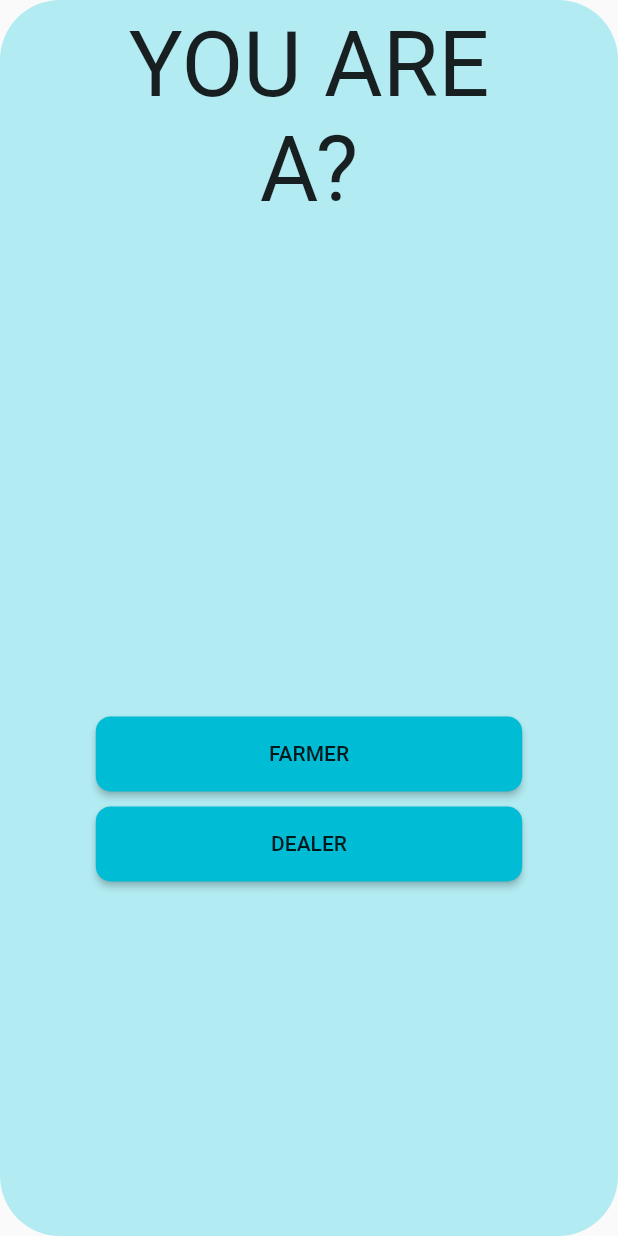
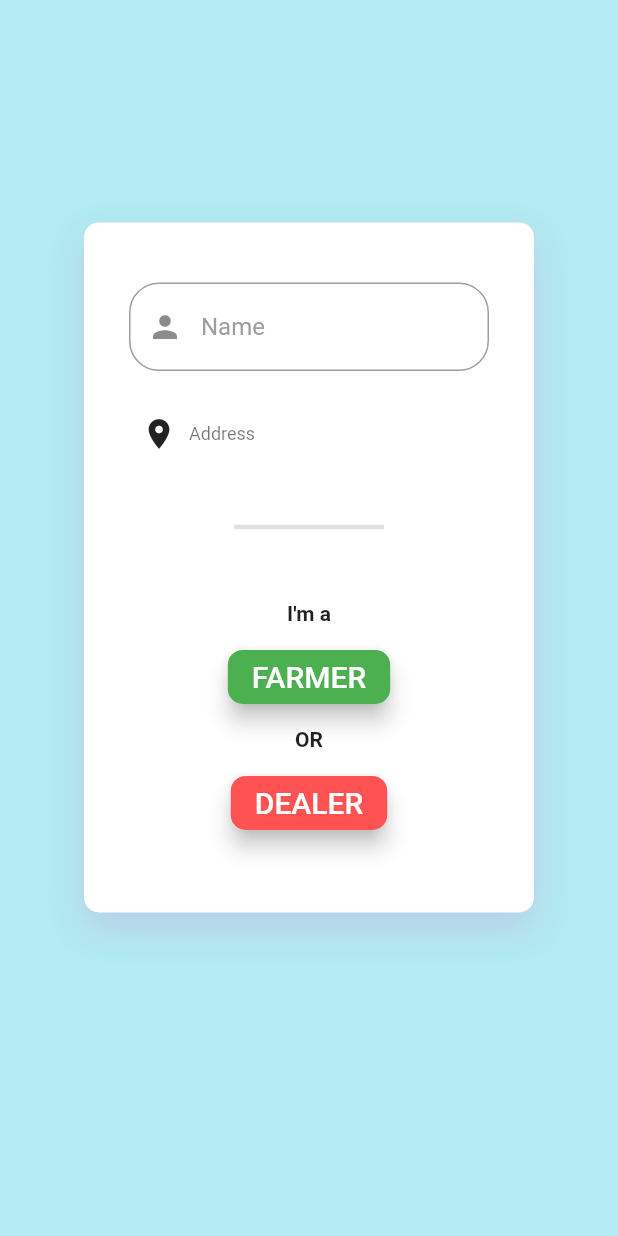
Before and after one commit to Mananvanawat/KisanMitra, a Flutter app: the screen it shows once a user with an empty profile is signed in, on a phone screen of 412 x 824 dp. Run offline on Flutter 3.47's test engine with Material 2 defaults, Android fonts, the phone set to English and light mode, and no system bars; our stand-ins replace cloud_firestore, curved_navigation_bar, firebase_auth, firebase_core, geolocator; accounts and stored records are empty; network calls fail.

```diff
--- a/lib/main.dart
+++ b/lib/main.dart
@@ -17,7 +17,7 @@ class MyApp extends StatelessWidget {
       debugShowCheckedModeBanner: false,
       title: 'Flutter Demo',
       theme: ThemeData(
-        primarySwatch: Colors.blue,
+        primarySwatch: Colors.green,
         visualDensity: VisualDensity.adaptivePlatformDensity,
       ),
 //      home: SafeArea(
--- a/lib/screens/choice.dart
+++ b/lib/screens/choice.dart
@@ -1,76 +1,224 @@
+import 'package:cloud_firestore/cloud_firestore.dart';
+import 'package:firebase_auth/firebase_auth.dart';
+import 'package:firebase_core/firebase_core.dart';
+import 'dealer_home.dart';
+import 'farmer_home.dart';
 import 'package:flutter/material.dart';
-import 'farmer_home.dart';
+import 'package:geolocator/geolocator.dart';
 
-class Choice extends StatelessWidget {
+class Choice extends StatefulWidget {
+  @override
+  _ChoiceState createState() => _ChoiceState();
+}
+
+class _ChoiceState extends State<Choice> {
+  User user = FirebaseAuth.instance.currentUser;
+  CollectionReference users = FirebaseFirestore.instance.collection('users');
+  final Geolocator geolocator = Geolocator()..forceAndroidLocationManager;
+  Position _currentPosition;
+  String _currentAddress;
+  FirebaseFirestore firestore = FirebaseFirestore.instance;
+  String fullName;
+  String mobileNo;
+  String address;
+
+  @override
+  void initState() {
+    super.initState();
+    _getCurrentLocation();
+  }
+
+  _getCurrentLocation() {
+    geolocator
+        .getCurrentPosition(desiredAccuracy: LocationAccuracy.best)
+        .then((Position position) {
+      setState(() {
+        _currentPosition = position;
+      });
+
+      _getAddressFromLatLng();
+    }).catchError((e) {
+      print(e);
+    });
+  }
+
+  _getAddressFromLatLng() async {
+    try {
+      List<Placemark> p = await geolocator.placemarkFromCoordinates(
+          _currentPosition.latitude, _currentPosition.longitude);
+
+      Placemark place = p[0];
+
+      setState(() {
+        _currentAddress =
+        "${place.locality}, ${place.postalCode}, ${place.country}";
+      });
+    } catch (e) {
+      print(e);
+    }
+  }
+
   @override
   Widget build(BuildContext context) {
-    // TODO: implement build
-    var size1 = MediaQuery.of(context).size;
-    return SafeArea(
-      child: Scaffold(
-        body: ClipRRect(
-          borderRadius: BorderRadius.circular(40),
+    return Scaffold(
+      backgroundColor: Colors.cyan[100],
+      body: SingleChildScrollView(
+        child: Column(
+          mainAxisAlignment: MainAxisAlignment.center,
+          children: <Widget>[
+            SizedBox(
+              height: MediaQuery.of(context).size.height*0.18,
+            ),
+            Center(
               child: Container(
-            width: MediaQuery
-                .of(context)
-                .size
-                .width * 1,
-            color: Colors.cyan[100],
-            child: Padding(
-              padding: const EdgeInsets.all(8.0),
+                  decoration: BoxDecoration(
+                      borderRadius: BorderRadius.circular(10),
+                      color: Colors.white,
+                      boxShadow: [
+                        BoxShadow(
+                          color: Color.fromRGBO(196, 135, 198, .3),
+                          blurRadius: 20,
+                          offset: Offset(0, 10),
+                        )
+                      ]),
+                  padding: EdgeInsets.symmetric(horizontal: 30, vertical: 30),
+                  height: 460,
+                  width: 300,
+                  child: SingleChildScrollView(
                     child: Column(
-
-                children: [
+                      children: <Widget>[
+                        SizedBox(
+                          height: 10,
+                        ),
+                        buildTextField("Name"),
+                        SizedBox(
+                          height: 30,
+                        ),
+                        Row(
+                          children: <Widget>[
+                            SizedBox(
+                              width: 8,
+                            ),
+                            Icon(Icons.location_on),
+                            SizedBox(
+                              width: 8,
+                            ),
+                            Expanded(
+                              child: Column(
+                                crossAxisAlignment: CrossAxisAlignment.start,
+                                children: <Widget>[
                                   Text(
-                    'YOU ARE',
-                    style: TextStyle(fontSize: 60),
+                                    'Address',
+                                    style: Theme.of(context).textTheme.caption,
+                                  ),
+                                  if (_currentPosition != null &&
+                                      _currentAddress != null)
+                                    Text(_currentAddress,
+                                        style: Theme.of(context)
+                                            .textTheme
+                                            .bodyText1),
+                                ],
+                              ),
+                            ),
+                            SizedBox(
+                              width: 8,
+                            ),
+                          ],
+                        ),
+                        Divider(
+                          height: 100,
+                          thickness: 3,
+                          indent: 70,
+                          endIndent: 70,
                         ),
                         Text(
-                    'A?',
-                    style: TextStyle(fontSize: 60),
+                          "I'm a",
+                          style: TextStyle(
+                              fontWeight: FontWeight.bold
                           ),
-                  SizedBox(height: MediaQuery
-                      .of(context)
-                      .size
-                      .height * 0.4,),
-                  Container(
-                    height: 50,
-                    width: MediaQuery
-                        .of(context)
-                        .size
-                        .width * 0.69,
-                    child: RaisedButton(
+                        ),
+                        SizedBox(
+                          height: 10,
+                        ),
+                        RaisedButton(
+                          elevation: 6,
                           shape: RoundedRectangleBorder(
                               borderRadius: BorderRadius.circular(10)),
-                      onPressed:() {
-                        Navigator.of(context).pushReplacement(
-                            MaterialPageRoute(builder: (context)=>FarmerHome()));
+                          color: Colors.green,
+                          onPressed: () {
+                            addUser('farmer');
+                            Navigator.of(context).pushReplacement(MaterialPageRoute(
+                                builder: (context) => FarmerHome()));
                           },
-                      child: Text('FARMER'),
-                      color: Colors.cyan,
+                          child: Text(
+                            "FARMER",
+                            style: TextStyle(color: Colors.white, fontSize: 20),
                           ),
                         ),
-                  SizedBox(height: 10,),
-                  Container(
-                    height: 50,
-                    width: MediaQuery
-                        .of(context)
-                        .size
-                        .width * 0.69,
-                    child: RaisedButton(
+                        SizedBox(
+                          height: 10,
+                        ),
+                        Text(
+                          'OR',
+                          style: TextStyle(fontWeight: FontWeight.bold),
+                        ),
+                        SizedBox(
+                          height: 10,
+                        ),
+                        RaisedButton(
+                          elevation: 6,
                           shape: RoundedRectangleBorder(
                               borderRadius: BorderRadius.circular(10)),
-                      onPressed: () {},
-                      child: Text('DEALER'),
-                      color: Colors.cyan,
+                          color: Colors.redAccent,
+                          onPressed: () {
+                            addUser('dealer');
+                            Navigator.of(context).pushReplacement(MaterialPageRoute(
+                                builder: (context) => DealerHome()));
+                          },
+                          child: Text(
+                            "DEALER",
+                            style: TextStyle(color: Colors.white, fontSize: 20),
                           ),
                         ),
                       ],
                     ),
-            ),
-          ),
+                  )),
+            )
+          ],
         ),
       ),
     );
   }
+
+  Future<void> addUser(String type) {
+    address = _currentAddress;
+    // Call the user's CollectionReference to add a new user
+    return users.doc(user.uid)
+        .set({
+      'full_name': fullName, // John Doe
+      'mobileNo':  user.phoneNumber,// Stokes and Sons
+      'address': address,
+      'type' : type// 42
+    })
+        .then((value) => print("User Added"))
+        .catchError((error) => print("Failed to add user: $error"));
   }
+  Widget buildTextField(String hintText) {
+    return TextField(
+      onChanged: (val){
+        fullName = val;
+      },
+      decoration: InputDecoration(
+        hintText: hintText,
+        hintStyle: TextStyle(
+          color: Colors.grey,
+          fontSize: 16.0,
+        ),
+        border: OutlineInputBorder(
+          borderRadius: BorderRadius.circular(20.0),
+        ),
+        prefixIcon: hintText == "Name" ? Icon(Icons.person) : null,
+      ),
+    );
+  }
+}
--- a/lib/screens/farmer_commodity.dart
+++ b/lib/screens/farmer_commodity.dart
@@ -11,7 +11,7 @@ class _FarmerCommodityState extends State<FarmerCommodity> {
   Widget build(BuildContext context) {
     return Scaffold(
       body: Container(
-        color: Colors.lightGreen,
+        color: Colors.white,
       ),
       floatingActionButton: FloatingActionButton(
         child: Icon(Icons.add),
--- a/lib/screens/farmer_home.dart
+++ b/lib/screens/farmer_home.dart
@@ -24,7 +24,7 @@ class _FarmerHomeState extends State<FarmerHome> {
       appBar: AppBar(),
       body:_children[_page],
       bottomNavigationBar: CurvedNavigationBar(
-        backgroundColor: Colors.lightGreen,
+        backgroundColor: Colors.green,
         items: <Widget>[
           Icon(Icons.home, size: 30),
           Icon(Icons.receipt, size: 30),
--- /dev/null
+++ b/lib/utils/userClass.dart
@@ -0,0 +1,7 @@
+class AddUser {
+  String name;
+  String mobileNo;
+  String address;
+  String type;
+  AddUser(this.name,this.mobileNo,this.address,this.type);
+}
--- a/pubspec.yaml
+++ b/pubspec.yaml
@@ -27,6 +27,8 @@ dependencies:
   firebase_auth: ^0.20.0+1
   firebase_core:
   provider:
+  geolocator: ^5.3.1
+  cloud_firestore:
 
 
   # The following adds the Cupertino Icons font to your application.
```
Also changed, not shown: lib/screens/dealer_home.dart (added, +32 -0 lines), lib/screens/login.dart (+27 -8 lines), pubspec.lock. Lines whose indentation alone changed are shown as unchanged.
